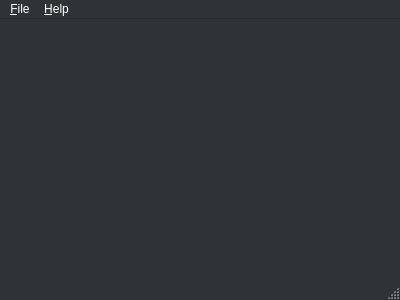
8bitbuddhist/PixelMaestro, file gui/window/mainwindow.ui: the form before one commit.
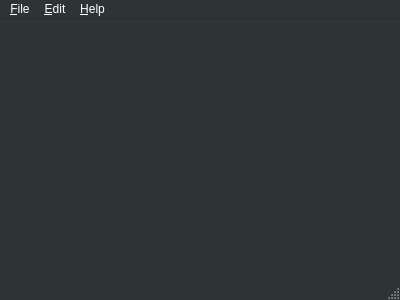
The form after the commit.

```diff
--- a/gui/window/mainwindow.ui
+++ b/gui/window/mainwindow.ui
@@ -910,7 +910,14 @@
     <addaction name="action_Online_Help"/>
     <addaction name="action_About"/>
    </widget>
+   <widget class="QMenu" name="menu_Edit">
+    <property name="title">
+     <string>&amp;Edit</string>
+    </property>
+    <addaction name="action_Preferences"/>
+   </widget>
    <addaction name="menu_File"/>
+   <addaction name="menu_Edit"/>
    <addaction name="menu_Help"/>
   </widget>
   <widget class="QStatusBar" name="statusBar"/>
```
